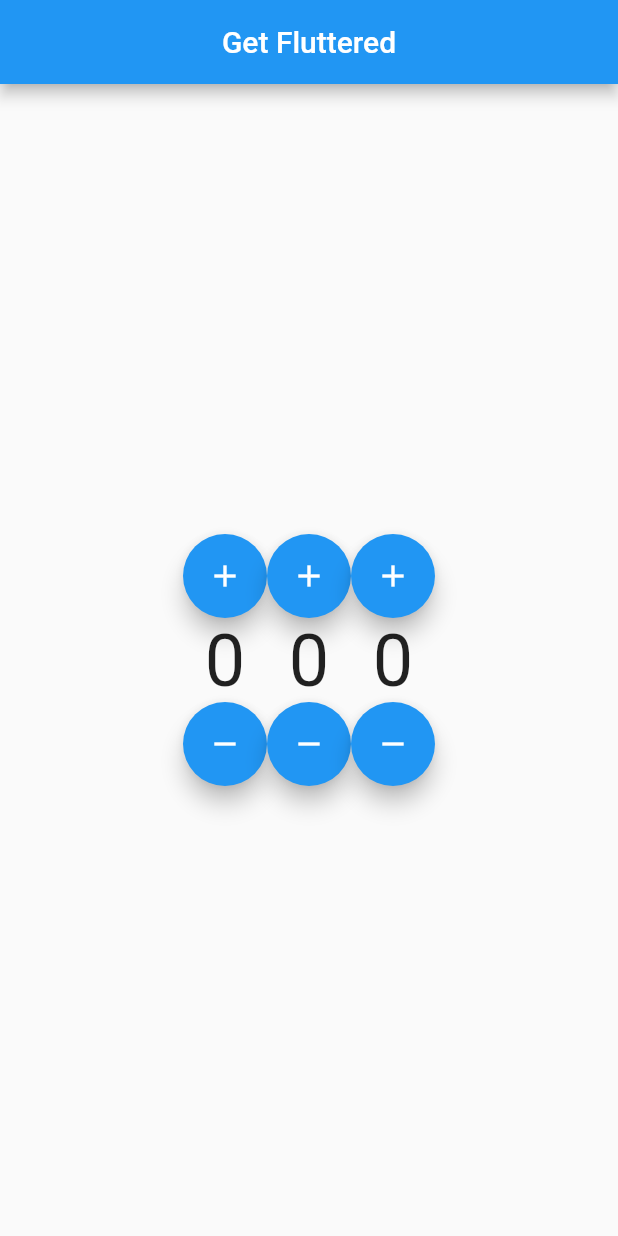
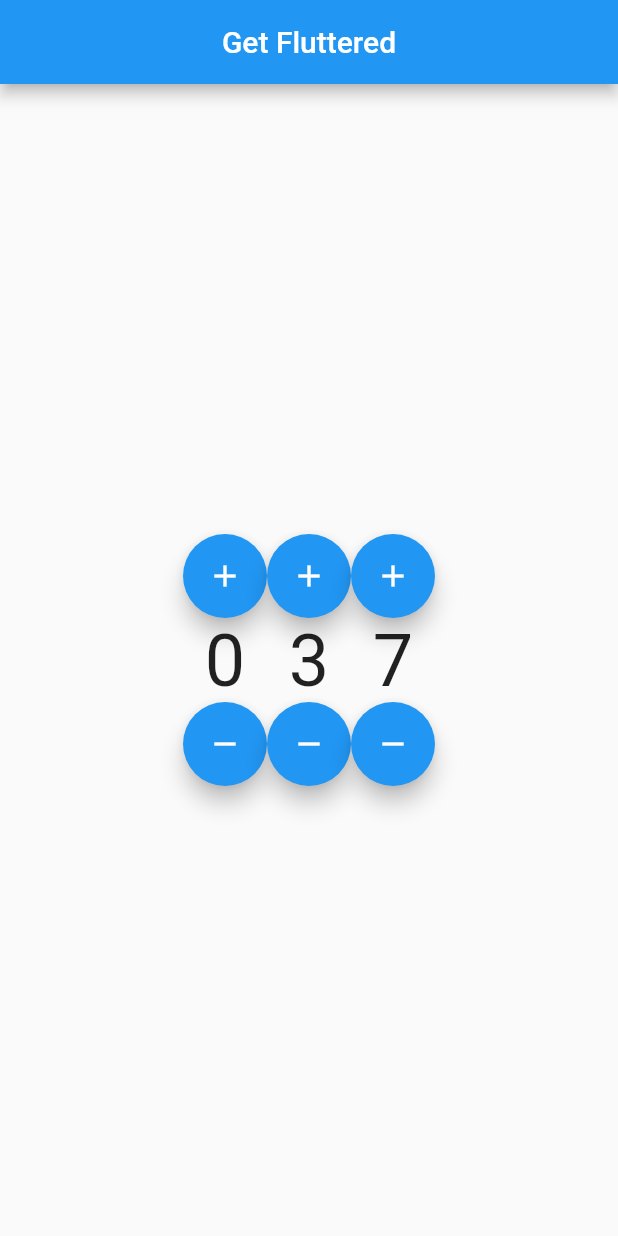
Before and after one commit to FireJuun/get_fluttered, a Flutter app: the screen it shows after launch, after a tap on the "add" icon, after a tap on the "remove" icon, on a phone screen of 412 x 824 dp. Run offline on Flutter 3.47's test engine with Material 2 defaults, Android fonts, the phone set to English and light mode, and no system bars; our stand-ins replace get.

```diff
--- a/lib/main.dart
+++ b/lib/main.dart
@@ -14,14 +14,14 @@ class MyApp extends StatelessWidget {
           centerTitle: true,
           title: Text('Get Fluttered'),
         ),
-        body: GetX<CounterController>(
+        body: GetBuilder<CounterController>(
           init: CounterController(),
           builder: (controller) {
             return Center(
               child: Row(
                 mainAxisAlignment: MainAxisAlignment.center,
                 children: [
-                  ...controller.rxCounterList
+                  ...controller.model.counterList
                       .map((e) => CountingColumn(item: e)),
                 ],
               ),
@@ -34,28 +34,25 @@ class MyApp extends StatelessWidget {
 }
 
 class CountingColumn extends StatelessWidget {
-  final RxInt item;
+  final Counter item;
   const CountingColumn({Key key, @required this.item}) : super(key: key);
 
   @override
   Widget build(BuildContext context) {
-    final CounterController controller = Get.find();
-    return Obx(
-      () => Column(
+    return Column(
       mainAxisAlignment: MainAxisAlignment.center,
       children: [
         FloatingActionButton(
             child: Icon(Icons.add),
-              onPressed: () => controller.countUp(item)),
+            onPressed: () => CountUpCommand().execute(item)),
         Text(
-            item.value.toString(),
+          item.counter.toString(),
           style: TextStyle(fontSize: 48),
         ),
         FloatingActionButton(
             child: Icon(Icons.remove),
-              onPressed: () => controller.countDown(item))
+            onPressed: () => CountDownCommand().execute(item))
       ],
-      ),
     );
   }
 }
@@ -63,9 +60,37 @@ class CountingColumn extends StatelessWidget {
 class CounterController extends GetxController {
   static CounterController get to => Get.find();
 
-  List<RxInt> rxCounterList = [0.obs, 0.obs, 0.obs];
-  // RxInt rxCounter = 0.obs;
+  CounterModel model = CounterModel();
+}
 
-  void countUp(RxInt item) => item.value++;
-  void countDown(RxInt item) => item.value--;
+class CounterModel {
+  List<Counter> counterList = [
+    Counter(),
+    Counter(counter: 3),
+    Counter(counter: 7),
+  ];
 }
+
+class Counter {
+  int counter;
+
+  Counter({this.counter = 0});
+}
+
+abstract class AbstractCommand {
+  CounterController get controller => Get.find();
+}
+
+class CountUpCommand extends AbstractCommand {
+  Future<void> execute(Counter item) async {
+    item.counter++;
+    controller.update();
+  }
+}
+
+class CountDownCommand extends AbstractCommand {
+  Future<void> execute(Counter item) async {
+    item.counter--;
+    controller.update();
+  }
+}
```
Lines whose indentation alone changed are shown as unchanged.
